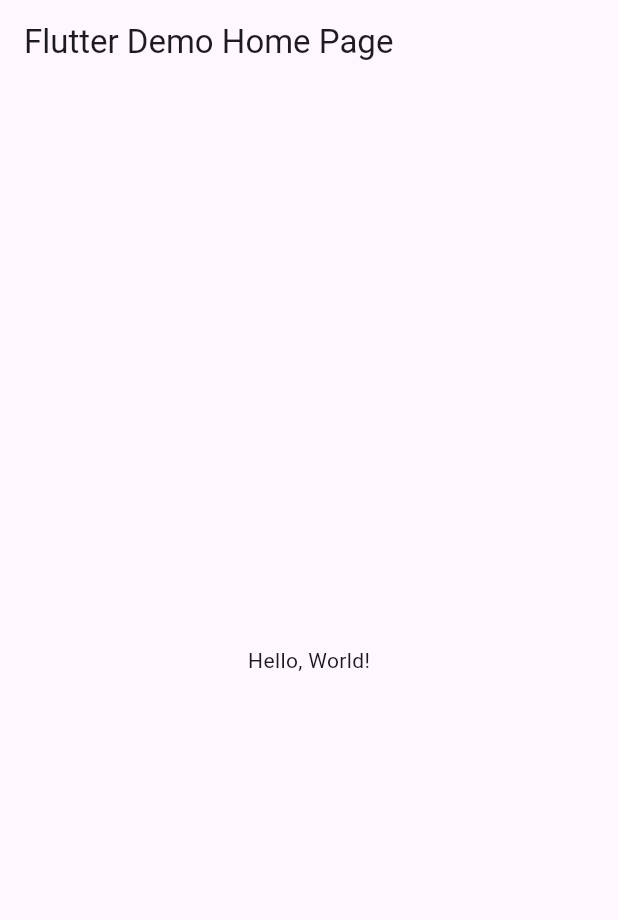
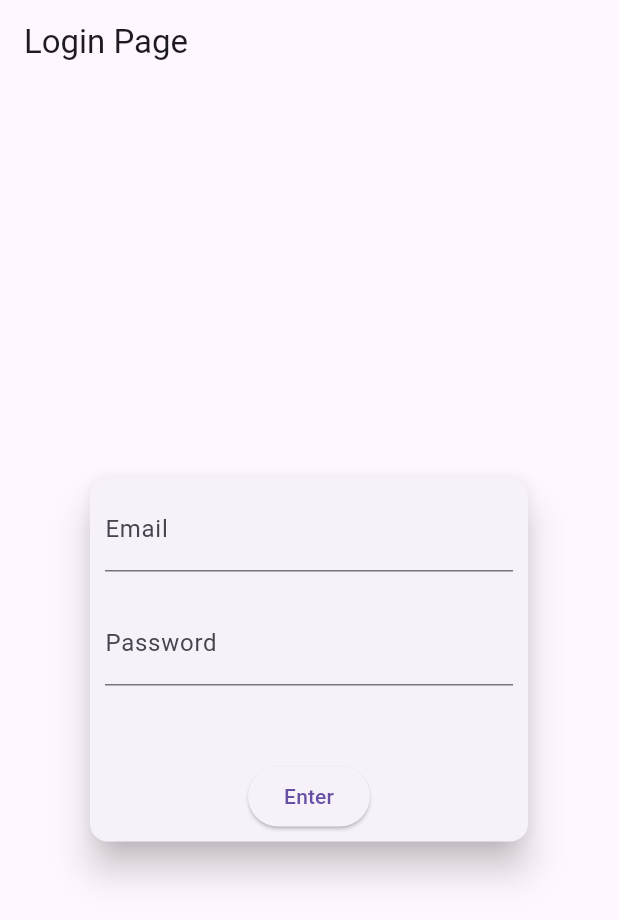
Before and after one commit to alekissandroarvo/loginpagedemo, a Flutter app: the screen it shows after launch, on a phone screen of 412 x 824 dp. Shown: the top 920 px of the screen. Run offline on Flutter 3.47's test engine with Material 3 defaults, Android fonts, the phone set to English and light mode, and no system bars.

Commit message:
enter button

```diff
--- a/lib/main.dart
+++ b/lib/main.dart
@@ -1,31 +1,33 @@
 import 'package:flutter/material.dart';
 
-void main() => runApp(MyApp());
+void main() => runApp(LoginApp());
 
-class MyApp extends StatelessWidget {
-  const MyApp({super.key});
+class LoginApp extends StatelessWidget {
+  const LoginApp({super.key});
   // This widget is the root of your application.
   @override
   Widget build(BuildContext context) {
     return MaterialApp(
       // Application name
-      title: 'Flutter Hello World',
+      title: 'Login Page',
       // Application theme data, you can set the colors for the application as
       // you want
       theme: ThemeData(
         // useMaterial3: true,
-        primarySwatch: Colors.blue,
+        primarySwatch: Colors.blueGrey,
       ),
       // A widget which will be started on application startup
-      home: MyHomePage(title: 'Flutter Demo Home Page'),
+      home: LoginPage(title: 'Login Page'),
     );
   }
 }
 
-class MyHomePage extends StatelessWidget {
+class LoginPage extends StatelessWidget {
   final String title;
-  const MyHomePage({super.key, required this.title});
-
+  LoginPage({super.key, required this.title});
+  final _formKey = GlobalKey<FormState>();
+  final TextEditingController email = TextEditingController();
+  final TextEditingController password = TextEditingController();
   @override
   Widget build(BuildContext context) {
     return Scaffold(
@@ -33,10 +35,61 @@ class MyHomePage extends StatelessWidget {
         // The title text which will be shown on the action bar
         title: Text(title),
       ),
-      body: Center(
-        child: Text(
-          'Hello, World!',
-        ),
+      body: Form(
+        key: _formKey,
+        child: Center(
+            child: Container(
+          width: MediaQuery.of(context).size.width > 600 ? 500 : 300,
+          height: MediaQuery.of(context).size.width > 600 ? 400 : 250,
+          child: Card(
+            elevation: 10,
+            child: Column(
+              mainAxisAlignment: MainAxisAlignment.center,
+              children: [
+                //email field
+                Padding(
+                  padding: const EdgeInsets.only(left: 10, right: 10),
+                  child: TextFormField(
+                    decoration: const InputDecoration(
+                      label: Text('Email'),
+                      hintText: 'exemple@servermail.com',
+                    ),
+                    controller: email,
+                    validator: (value) {
+                      if (value == null || value.isEmpty) {
+                        return 'Please enter some text';
+                      }
+                      return null;
+                    },
+                  ),
+                ),
+                const SizedBox(
+                  height: 20,
+                ),
+                //password field
+                Padding(
+                  padding: const EdgeInsets.only(left: 10, right: 10),
+                  child: TextFormField(
+                    obscureText: true,
+                    decoration: const InputDecoration(
+                        label: Text('Password'), hintText: 'secret_password'),
+                    controller: email,
+                    validator: (value) {
+                      if (value == null || value.isEmpty) {
+                        return 'Please enter some text';
+                      }
+                      return null;
+                    },
+                  ),
+                ),
+                const SizedBox(
+                  height: 50,
+                ),
+                ElevatedButton(onPressed: () {}, child: const Text('Enter'))
+              ],
+            ),
+          ),
+        )),
       ),
     );
   }
```
